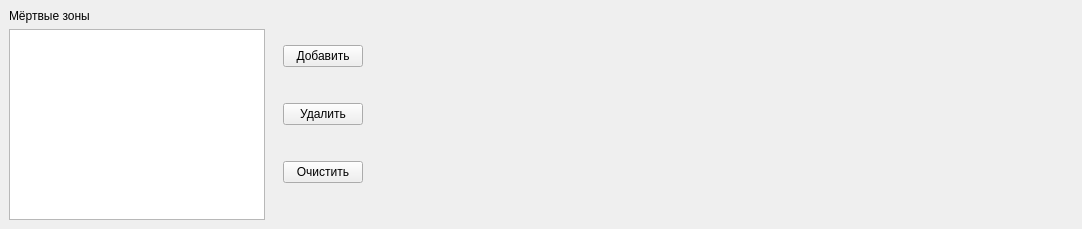
Enotkin/UV_Reader, file maskcreateform.ui: the form before one commit.
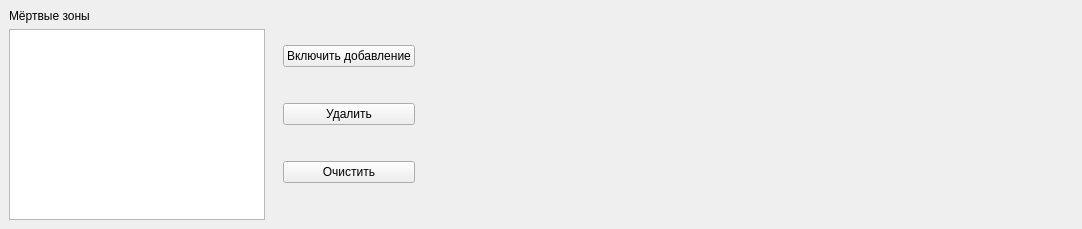
The form after the commit.

```diff
--- a/maskcreateform.ui
+++ b/maskcreateform.ui
@@ -85,7 +85,10 @@
       <item>
        <widget class="QPushButton" name="pushButtonAddDeathArea">
         <property name="text">
-         <string>Добавить</string>
+         <string>Включить добавление</string>
+        </property>
+        <property name="checkable">
+         <bool>true</bool>
         </property>
        </widget>
       </item>
```
